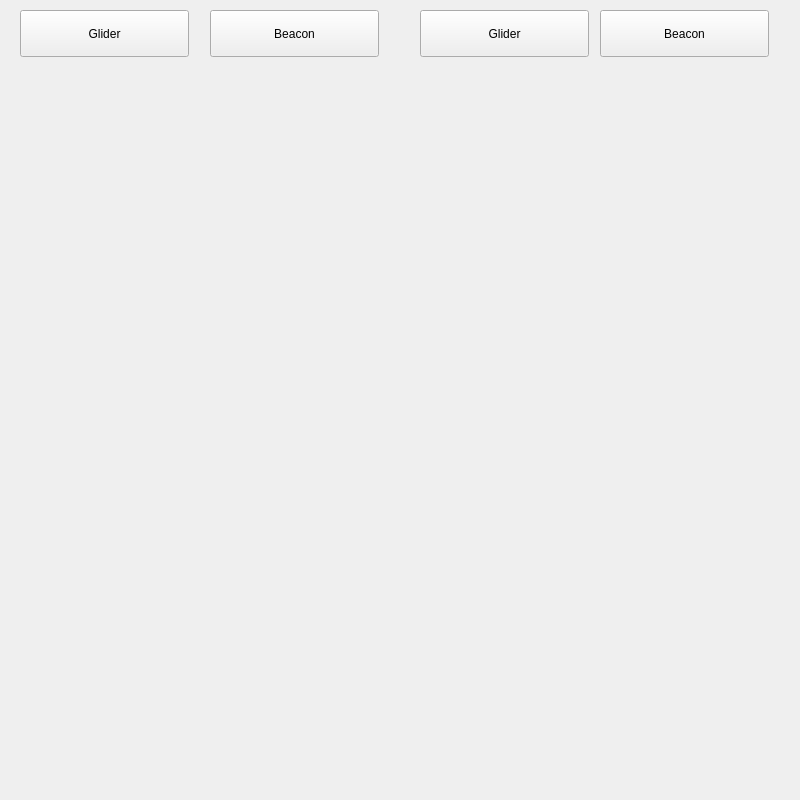
This is project/project/src/ui/widget.ui in vitamys/cpp-project as Qt 5 draws it before an edit. The edited form follows.
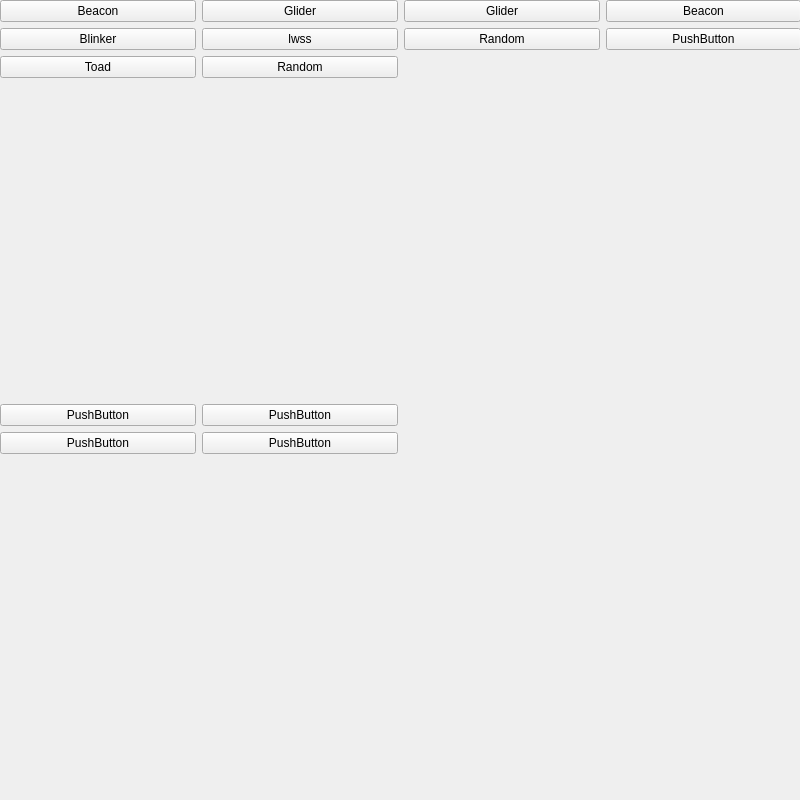
This is the edited form.

```diff
--- a/project/project/src/ui/widget.ui
+++ b/project/project/src/ui/widget.ui
@@ -13,35 +13,15 @@
     <height>800</height>
    </rect>
   </property>
+  <property name="sizePolicy">
+   <sizepolicy hsizetype="Expanding" vsizetype="Expanding">
+    <horstretch>0</horstretch>
+    <verstretch>0</verstretch>
+   </sizepolicy>
+  </property>
   <property name="windowTitle">
    <string>Form</string>
   </property>
-  <widget class="QPushButton" name="gliderButton_1">
-   <property name="geometry">
-    <rect>
-     <x>20</x>
-     <y>10</y>
-     <width>169</width>
-     <height>47</height>
-    </rect>
-   </property>
-   <property name="text">
-    <string>Glider</string>
-   </property>
-  </widget>
-  <widget class="QPushButton" name="beaconButton_1">
-   <property name="geometry">
-    <rect>
-     <x>210</x>
-     <y>10</y>
-     <width>169</width>
-     <height>47</height>
-    </rect>
-   </property>
-   <property name="text">
-    <string>Beacon</string>
-   </property>
-  </widget>
   <widget class="QLabel" name="gridLabel">
    <property name="enabled">
     <bool>true</bool>
@@ -58,37 +38,200 @@
     <string/>
    </property>
   </widget>
-  <widget class="QPushButton" name="beaconButton_2">
+  <widget class="QWidget" name="gridLayoutWidget">
    <property name="geometry">
     <rect>
-     <x>600</x>
-     <y>10</y>
-     <width>169</width>
-     <height>47</height>
+     <x>0</x>
+     <y>0</y>
+     <width>801</width>
+     <height>801</height>
     </rect>
    </property>
-   <property name="text">
-    <string>Beacon</string>
-   </property>
+   <layout class="QGridLayout" name="gridLayout">
+    <item row="1" column="2">
+     <layout class="QGridLayout" name="gridLayout_5"/>
+    </item>
+    <item row="1" column="0">
+     <layout class="QGridLayout" name="gridLayout_2">
+      <item row="1" column="0">
+       <widget class="QPushButton" name="pushButton_3">
+        <property name="sizePolicy">
+         <sizepolicy hsizetype="Minimum" vsizetype="Fixed">
+          <horstretch>0</horstretch>
+          <verstretch>0</verstretch>
+         </sizepolicy>
+        </property>
+        <property name="text">
+         <string>PushButton</string>
+        </property>
+       </widget>
+      </item>
+      <item row="1" column="1">
+       <widget class="QPushButton" name="pushButton_4">
+        <property name="sizePolicy">
+         <sizepolicy hsizetype="Minimum" vsizetype="Fixed">
+          <horstretch>0</horstretch>
+          <verstretch>0</verstretch>
+         </sizepolicy>
+        </property>
+        <property name="text">
+         <string>PushButton</string>
+        </property>
+       </widget>
+      </item>
+      <item row="0" column="0">
+       <widget class="QPushButton" name="pushButton">
+        <property name="sizePolicy">
+         <sizepolicy hsizetype="Minimum" vsizetype="Fixed">
+          <horstretch>0</horstretch>
+          <verstretch>0</verstretch>
+         </sizepolicy>
+        </property>
+        <property name="text">
+         <string>PushButton</string>
+        </property>
+       </widget>
+      </item>
+      <item row="0" column="1">
+       <widget class="QPushButton" name="pushButton_2">
+        <property name="sizePolicy">
+         <sizepolicy hsizetype="Minimum" vsizetype="Fixed">
+          <horstretch>0</horstretch>
+          <verstretch>0</verstretch>
+         </sizepolicy>
+        </property>
+        <property name="text">
+         <string>PushButton</string>
+        </property>
+       </widget>
+      </item>
+      <item row="2" column="0">
+       <widget class="QLabel" name="label_3">
+        <property name="text">
+         <string/>
+        </property>
+       </widget>
+      </item>
+     </layout>
+    </item>
+    <item row="0" column="0">
+     <layout class="QGridLayout" name="gridLayout_3">
+      <item row="1" column="1">
+       <widget class="QPushButton" name="lwssButton_1">
+        <property name="text">
+         <string>lwss</string>
+        </property>
+       </widget>
+      </item>
+      <item row="3" column="0">
+       <widget class="QLabel" name="label_2">
+        <property name="text">
+         <string/>
+        </property>
+       </widget>
+      </item>
+      <item row="2" column="1">
+       <widget class="QPushButton" name="randomButton_1">
+        <property name="text">
+         <string>Random</string>
+        </property>
+       </widget>
+      </item>
+      <item row="1" column="0">
+       <widget class="QPushButton" name="blinkerButton_1">
+        <property name="text">
+         <string>Blinker</string>
+        </property>
+       </widget>
+      </item>
+      <item row="2" column="0">
+       <widget class="QPushButton" name="toadButton_1">
+        <property name="text">
+         <string>Toad</string>
+        </property>
+       </widget>
+      </item>
+      <item row="0" column="0">
+       <widget class="QPushButton" name="beaconButton_1">
+        <property name="sizePolicy">
+         <sizepolicy hsizetype="Minimum" vsizetype="Fixed">
+          <horstretch>0</horstretch>
+          <verstretch>0</verstretch>
+         </sizepolicy>
+        </property>
+        <property name="text">
+         <string>Beacon</string>
+        </property>
+       </widget>
+      </item>
+      <item row="0" column="1">
+       <widget class="QPushButton" name="gliderButton_1">
+        <property name="sizePolicy">
+         <sizepolicy hsizetype="Minimum" vsizetype="Fixed">
+          <horstretch>0</horstretch>
+          <verstretch>0</verstretch>
+         </sizepolicy>
+        </property>
+        <property name="text">
+         <string>Glider</string>
+        </property>
+       </widget>
+      </item>
+     </layout>
+    </item>
+    <item row="0" column="2">
+     <layout class="QGridLayout" name="gridLayout_4">
+      <item row="0" column="1">
+       <widget class="QPushButton" name="beaconButton_2">
+        <property name="sizePolicy">
+         <sizepolicy hsizetype="Minimum" vsizetype="Fixed">
+          <horstretch>0</horstretch>
+          <verstretch>0</verstretch>
+         </sizepolicy>
+        </property>
+        <property name="text">
+         <string>Beacon</string>
+        </property>
+       </widget>
+      </item>
+      <item row="0" column="0">
+       <widget class="QPushButton" name="gliderButton_2">
+        <property name="sizePolicy">
+         <sizepolicy hsizetype="Minimum" vsizetype="Fixed">
+          <horstretch>0</horstretch>
+          <verstretch>0</verstretch>
+         </sizepolicy>
+        </property>
+        <property name="text">
+         <string>Glider</string>
+        </property>
+       </widget>
+      </item>
+      <item row="2" column="0">
+       <widget class="QLabel" name="label">
+        <property name="text">
+         <string/>
+        </property>
+       </widget>
+      </item>
+      <item row="1" column="0">
+       <widget class="QPushButton" name="randomButton_2">
+        <property name="text">
+         <string>Random</string>
+        </property>
+       </widget>
+      </item>
+      <item row="1" column="1">
+       <widget class="QPushButton" name="pushButton_6">
+        <property name="text">
+         <string>PushButton</string>
+        </property>
+       </widget>
+      </item>
+     </layout>
+    </item>
+   </layout>
   </widget>
-  <widget class="QPushButton" name="gliderButton_2">
-   <property name="geometry">
-    <rect>
-     <x>420</x>
-     <y>10</y>
-     <width>169</width>
-     <height>47</height>
-    </rect>
-   </property>
-   <property name="text">
-    <string>Glider</string>
-   </property>
-  </widget>
-  <zorder>gridLabel</zorder>
-  <zorder>gliderButton_1</zorder>
-  <zorder>beaconButton_1</zorder>
-  <zorder>beaconButton_2</zorder>
-  <zorder>gliderButton_2</zorder>
  </widget>
  <resources/>
  <connections/>
```
